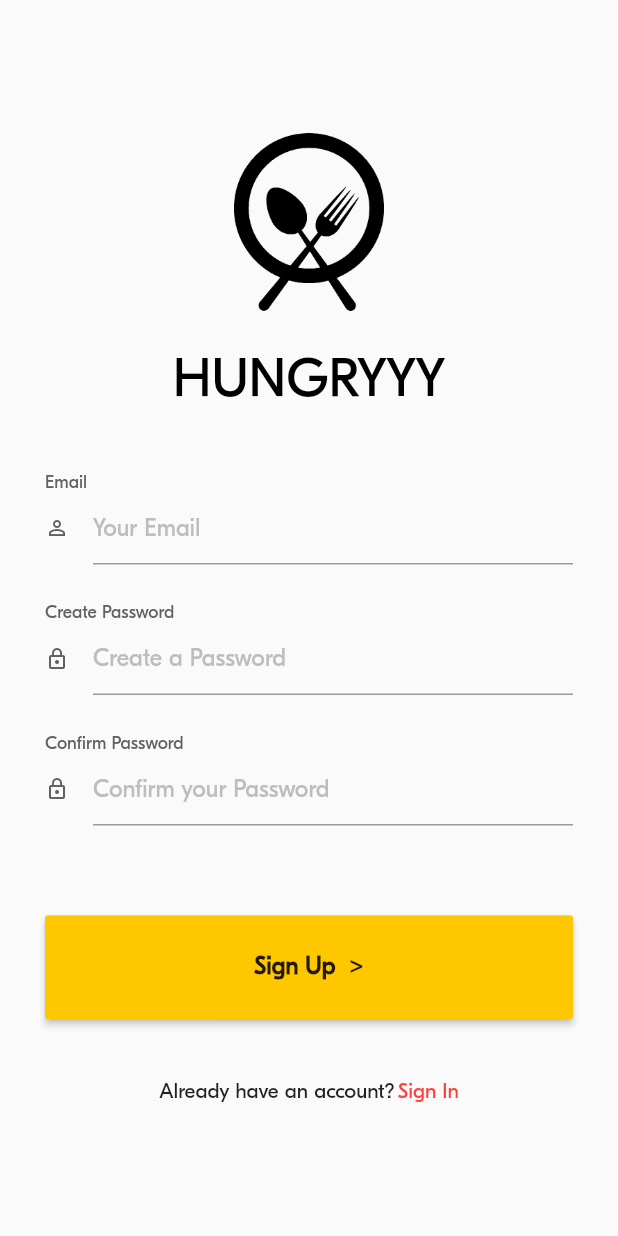
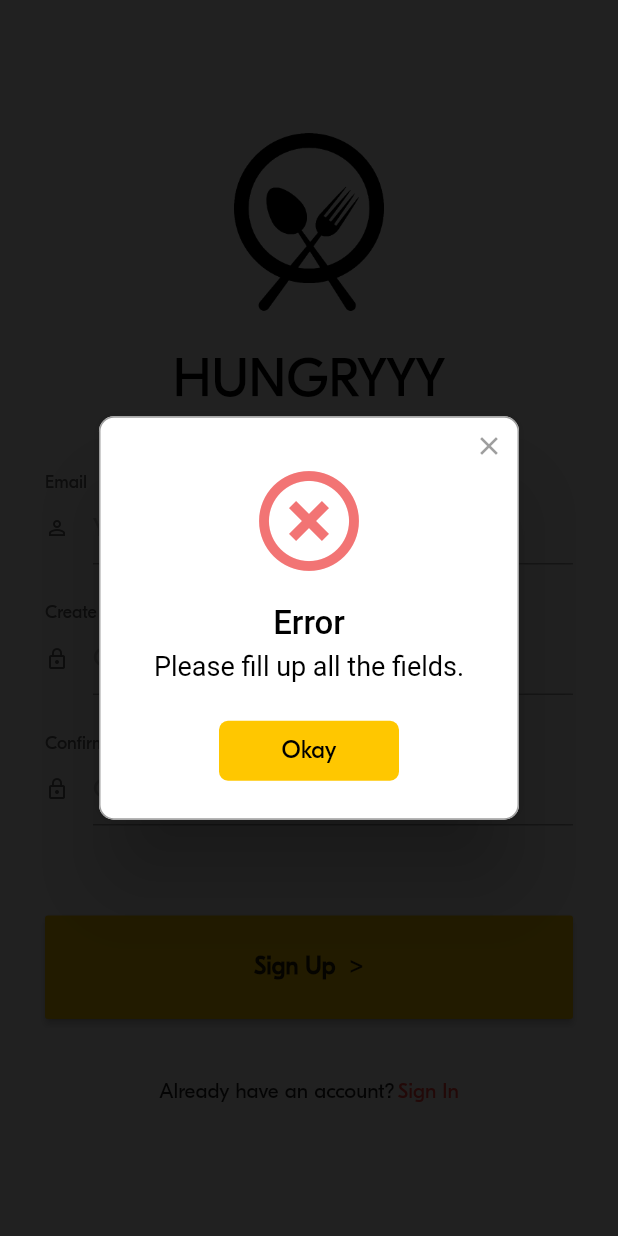
Before and after one commit to harshh3010/Hungryyy, a Flutter app: the RegistrationScreen screen opened by its route, after a tap on an icon or button, on a phone screen of 412 x 824 dp. Run offline on Flutter 3.47's test engine with Material 2 defaults, Android fonts, the phone set to English and light mode, and no system bars; drawn by our look-alikes of rflutter_alert; our stand-ins replace modal_progress_hud.

Commit message:
modified registration screen

```diff
--- a/lib/components/custom_text_input.dart
+++ b/lib/components/custom_text_input.dart
@@ -51,6 +51,7 @@ class CustomTextInput extends StatelessWidget {
               ),
             ),
           ),
+          cursorColor: kColorRed,
         ),
       ],
     );
--- a/lib/main.dart
+++ b/lib/main.dart
@@ -1,5 +1,6 @@
 import 'package:flutter/material.dart';
 import 'package:flutter/services.dart';
+import 'package:hungryyy/screens/details_screen.dart';
 import 'package:hungryyy/screens/login_screen.dart';
 import 'package:hungryyy/screens/registration_screen.dart';
 import 'package:hungryyy/screens/splashscreen.dart';
@@ -30,6 +31,7 @@ class MyApp extends StatelessWidget {
         SplashScreen.id : (context) => SplashScreen(),
         LoginScreen.id : (context) => LoginScreen(),
         RegistrationScreen.id : (context) => RegistrationScreen(),
+        DetailsScreen.id : (context) => DetailsScreen(),
       },
     );
   }
--- a/lib/screens/registration_screen.dart
+++ b/lib/screens/registration_screen.dart
@@ -6,6 +6,9 @@ import 'package:hungryyy/components/hungryyy_logo.dart';
 import 'package:hungryyy/screens/login_screen.dart';
 import 'package:hungryyy/utilities/constants.dart';
 import 'package:http/http.dart' as http;
+import 'package:modal_progress_hud/modal_progress_hud.dart';
+
+import 'details_screen.dart';
 
 class RegistrationScreen extends StatefulWidget {
 
@@ -19,31 +22,37 @@ class _RegistrationScreenState extends State<RegistrationScreen> {
   TextEditingController email = new TextEditingController();
   TextEditingController password = new TextEditingController();
   TextEditingController cnfPassword = new TextEditingController();
+  bool _loading = false;
 
   Future<void> registerUser() async {
     final http.Response response = await http.post(kRegisterUrl, body: {
       "email": email.text,
       "password":password.text,
     });
-    print(response.statusCode);
-    if(response.statusCode == 200){
+
+    if(response.statusCode == 200 || response.statusCode == 201){
+      // Connection established
       var data = jsonDecode(response.body.toString());
       if(data.toString() == "User exists"){
         AlertBox.showErrorBox(context, 'This email is already in use.');
       }else if(data.toString() == "User registered"){
-        // TODO:AFTER SUCCESS
+        // Successful registration
+        Navigator.pushReplacementNamed(context, DetailsScreen.id);
+        //TODO: save login state
       }
     }else{
-      print(response.statusCode);
-      print('Error connecting to the server');
-      AlertBox.showErrorBox(context, 'Error establishing connection with the server.');
+      // Connection failed
+      AlertBox.showErrorBox(context, 'Error establishing connection with the server.\nError Code ${response.statusCode}');
     }
-
   }
 
   @override
   Widget build(BuildContext context) {
-    return SafeArea(
+    return ModalProgressHUD(
+      inAsyncCall: _loading,
+      color: Colors.white,
+      opacity: .5,
+      child: SafeArea(
         top: false,
         child: Scaffold(
           body: Center(
@@ -100,7 +109,10 @@ class _RegistrationScreenState extends State<RegistrationScreen> {
                           ),
                           MaterialButton(
                             onPressed: () async {
-                            if(password.text != null && email.text != null){
+                              setState(() {
+                                _loading = true;
+                              });
+                              if(password.text != null && email.text != null && password.text != "" && email.text != ""){
                                 if(cnfPassword.text == password.text){
                                   await registerUser();
                                 }else{
@@ -109,6 +121,9 @@ class _RegistrationScreenState extends State<RegistrationScreen> {
                               }else{
                                 AlertBox.showErrorBox(context, 'Please fill up all the fields.');
                               }
+                              setState(() {
+                                _loading = false;
+                              });
                             },
                             padding: EdgeInsets.all(25),
                             color: kColorYellow,
@@ -166,6 +181,7 @@ class _RegistrationScreenState extends State<RegistrationScreen> {
             ),
           ),
         ),
+      ),
     );
   }
 }
--- a/pubspec.yaml
+++ b/pubspec.yaml
@@ -11,6 +11,7 @@ dependencies:
   cupertino_icons: ^0.1.2
   http: ^0.12.2
   rflutter_alert: ^1.0.3
+  modal_progress_hud: ^0.1.3
 
 dev_dependencies:
   flutter_test:
```
Also changed, not shown: lib/screens/details_screen.dart (added, +20 -0 lines), pubspec.lock. Lines whose indentation alone changed are shown as unchanged.
